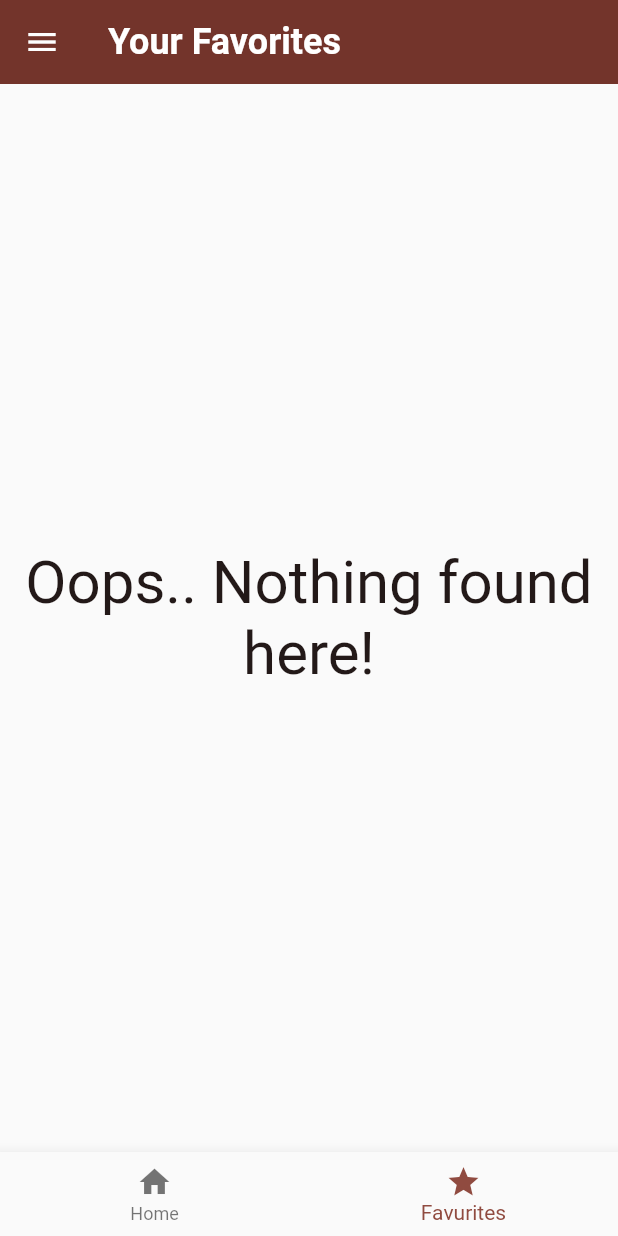
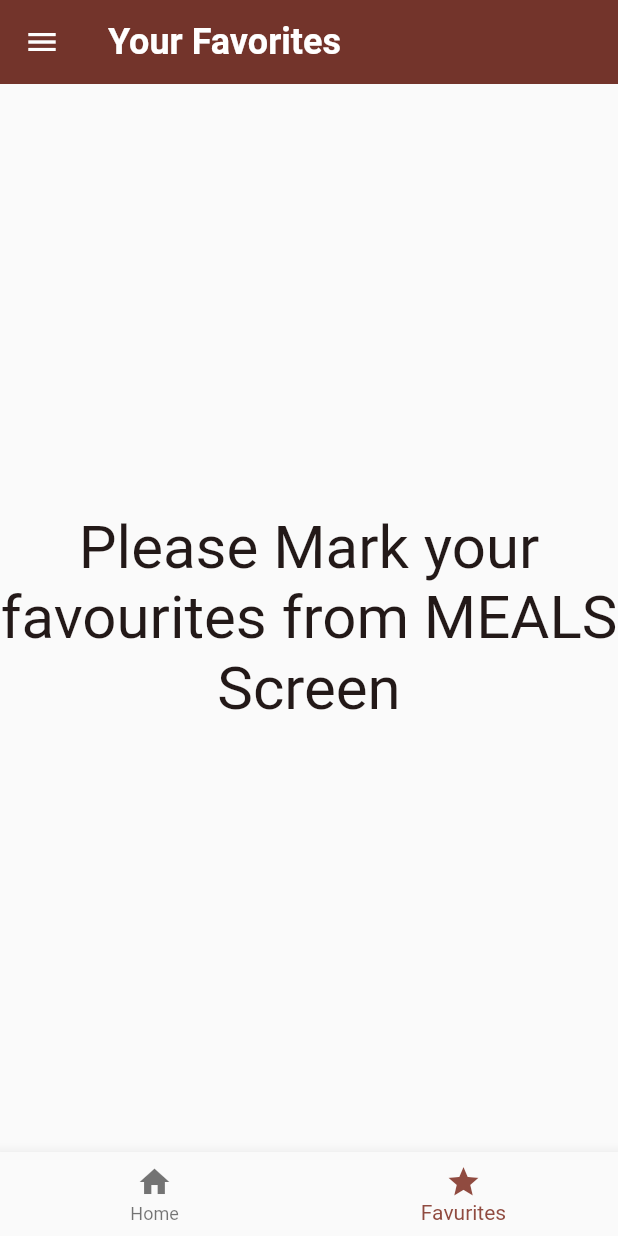
Before and after one commit to adarsh-fr/Meals, a Flutter app: the screen it shows after launch, item 2 of the bottom bar chosen, on a phone screen of 412 x 824 dp. Run offline on Flutter 3.47's test engine with Material 2 defaults, Android fonts, the phone set to English and light mode, and no system bars; our stand-ins replace flutter_riverpod, transparent_image; missing offline and left inert: bulleted_list, enough_platform_widgets.

```diff
--- a/lib/main.dart
+++ b/lib/main.dart
@@ -1,4 +1,5 @@
 import 'package:flutter/material.dart';
+import 'package:flutter_riverpod/flutter_riverpod.dart';
 
 import 'package:meals/screens/tabs.dart';
 
@@ -12,7 +13,8 @@ var kDarkColorScheme = ColorScheme.fromSeed(
 );
 void main() {
   runApp(
-    MaterialApp(
+    ProviderScope(
+      child: MaterialApp(
         darkTheme: ThemeData.dark().copyWith(
           useMaterial3: true,
           colorScheme: kDarkColorScheme,
@@ -60,5 +62,6 @@ void main() {
         themeMode: ThemeMode.system,
         home: const TabScreen(),
       ),
+    ),
   );
 }
--- /dev/null
+++ b/lib/providers/meals_provider.dart
@@ -0,0 +1,6 @@
+import 'package:flutter_riverpod/flutter_riverpod.dart';
+import 'package:meals/data/dummy_data.dart';
+
+final mealsProvider = Provider((ref) {
+  return dummyMealData;
+});
--- a/lib/screens/meals.dart
+++ b/lib/screens/meals.dart
@@ -35,7 +35,7 @@ class MealsScreen extends StatelessWidget {
         children: [
           Text(
             textAlign: TextAlign.center,
-            'Oops.. Nothing found here!',
+            'Please Mark your favourites from MEALS Screen',
             style: Theme.of(context).textTheme.headlineLarge!.copyWith(
                   color: Theme.of(context).colorScheme.onBackground,
                 ),
--- a/lib/screens/tabs.dart
+++ b/lib/screens/tabs.dart
@@ -1,6 +1,7 @@
 import 'package:flutter/material.dart';
+import 'package:flutter_riverpod/flutter_riverpod.dart';
 
-import 'package:meals/data/dummy_data.dart';
+import 'package:meals/providers/meals_provider.dart';
 import 'package:meals/models/meal_model.dart';
 import 'package:meals/screens/categories.dart';
 import 'package:meals/screens/filters.dart';
@@ -14,16 +15,16 @@ const kInitialFilters = {
   Filter.vegan: false,
 };
 
-class TabScreen extends StatefulWidget {
+class TabScreen extends ConsumerStatefulWidget {
   const TabScreen({super.key});
 
   @override
-  State<TabScreen> createState() {
+  ConsumerState<TabScreen> createState() {
     return _TabScreenState();
   }
 }
 
-class _TabScreenState extends State<TabScreen> {
+class _TabScreenState extends ConsumerState<TabScreen> {
   int _selectedPageIndex = 0;
   final List<MealModel> _favoriteMeal = [];
   Map<Filter, bool> _selectedFilters = kInitialFilters;
@@ -64,7 +65,9 @@ class _TabScreenState extends State<TabScreen> {
     if (identifier == 'filters') {
       final result = await Navigator.of(context).push<Map<Filter, bool>>(
         MaterialPageRoute(
-          builder: (ctx) => FiltersScreen(currentFilters: _selectedFilters,),
+          builder: (ctx) => FiltersScreen(
+            currentFilters: _selectedFilters,
+          ),
         ),
       );
       setState(() {
@@ -75,7 +78,8 @@ class _TabScreenState extends State<TabScreen> {
 
   @override
   Widget build(BuildContext context) {
-    final availableMeals = dummyMealData.where((meal) {
+    final meals = ref.watch(mealsProvider);
+    final availableMeals = meals.where((meal) {
       if (_selectedFilters[Filter.glutenFree]! && !meal.isGlutenFree) {
         return false;
       }
--- a/pubspec.yaml
+++ b/pubspec.yaml
@@ -39,6 +39,7 @@ dependencies:
   enough_platform_widgets: ^0.7.2
   transparent_image: ^2.0.1
   bulleted_list: ^0.0.1+0.1a
+  flutter_riverpod: ^2.3.6
 
 dev_dependencies:
   flutter_test:
```
Also changed, not shown: lib/providers/favorites_provider.dart (added, +20 -0 lines), lib/screens/meal_details.dart (+22 -7 lines), pubspec.lock. Lines whose indentation alone changed are shown as unchanged.
